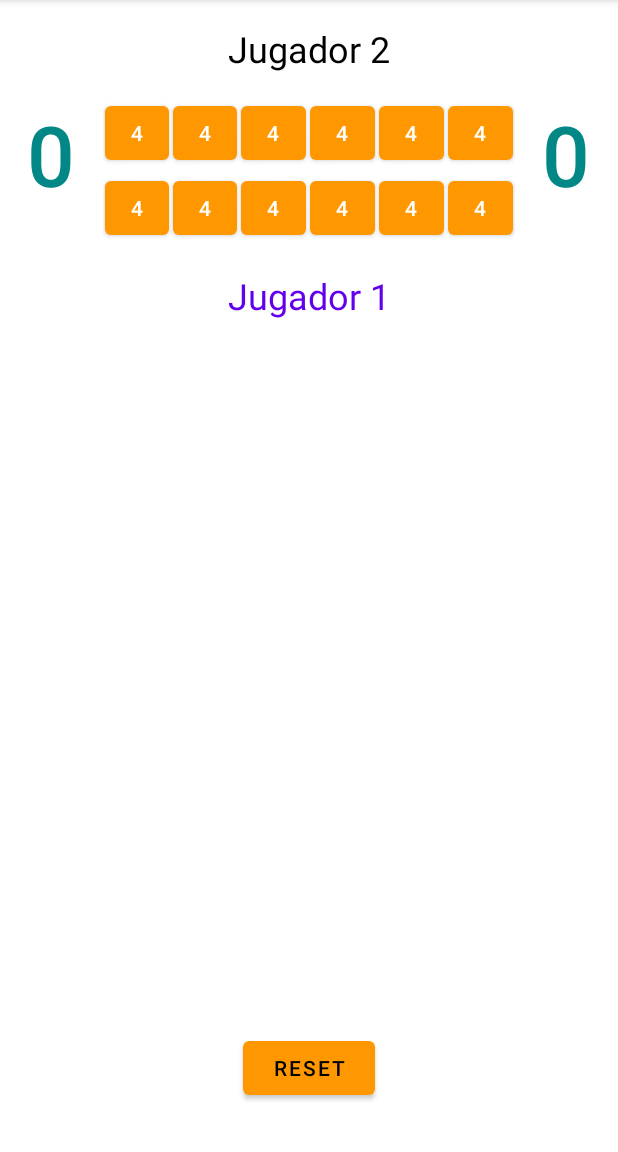
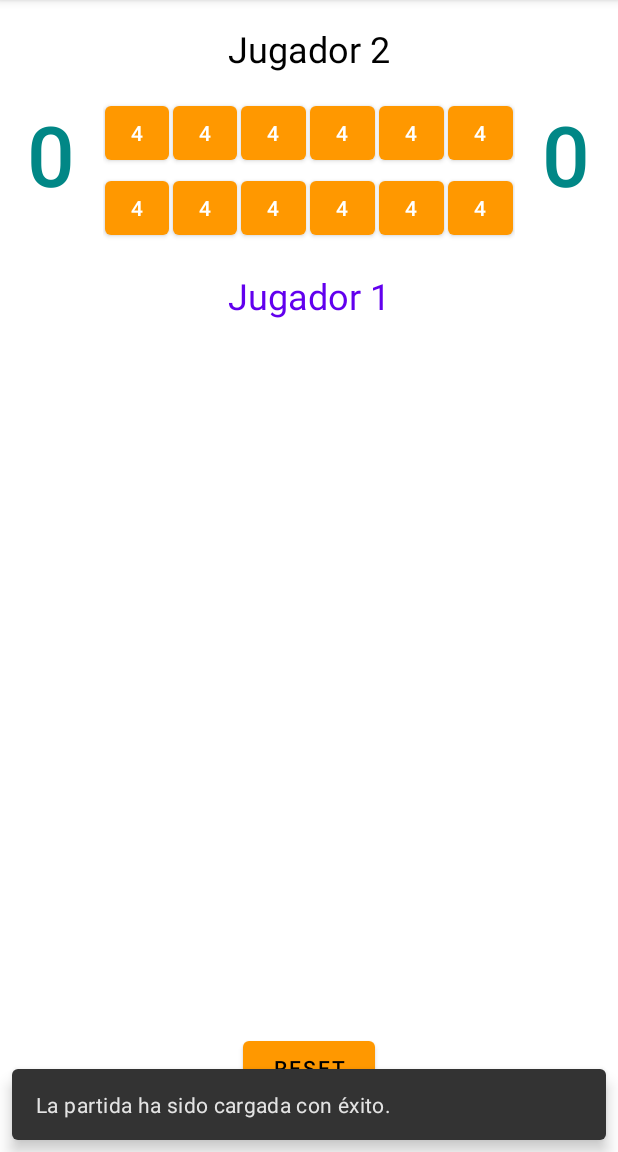
Before and after one commit to mangelsanchezUPM/bantumi, an Android app: the screen it shows after launch (MainActivity), in the options menu, after a tap on "Recuperar Partida", on a phone screen of 412 x 824 dp, the part 84-1236 px from its top. Run offline under Robolectric (Android 15) with nearby library versions, the phone set to English and light mode, and no system bars.

Commit message:
mensajes al cargar y guardar partida #3

```diff
--- a/app/src/main/java/es/upm/miw/bantumi/MainActivity.java
+++ b/app/src/main/java/es/upm/miw/bantumi/MainActivity.java
@@ -218,9 +218,12 @@ public class MainActivity extends AppCompatActivity {
                     openFileOutput(FICH_GUARDADO, Context.MODE_PRIVATE);
             fos.write(this.juegoBantumi.serializa().getBytes());
             fos.close();
+            Snackbar.make(findViewById(android.R.id.content),
+                    getString(R.string.txtExitoGuardarPartida),
+                    Snackbar.LENGTH_SHORT).show();
         } catch (IOException e) {
             Snackbar.make(findViewById(android.R.id.content),
-                    "Excepción al guardar la partida",
+                    getString(R.string.txtErrorGuardarPartida),
                     Snackbar.LENGTH_SHORT).show();
         }
     }
@@ -235,6 +238,9 @@ public class MainActivity extends AppCompatActivity {
             String partidaRecuperada = fich.readLine();
             fich.close();
             this.juegoBantumi.deserializa(partidaRecuperada);
+            Snackbar.make(findViewById(android.R.id.content),
+                    getString(R.string.txtExitoRecuperarPartida),
+                    Snackbar.LENGTH_SHORT).show();
         } catch (Exception e) {
             Snackbar.make(findViewById(android.R.id.content),
                     getString(R.string.txtErrorRecuperarPartida),
--- a/app/src/main/res/values/strings.xml
+++ b/app/src/main/res/values/strings.xml
@@ -55,8 +55,10 @@
     <string name="txtDialogoReiniciarAfirmativo">Sí</string>
     <string name="txtDialogoReiniciarNegativo">No</string>
 
+    <!-- Opciones guardar y cargar partida -->
+    <string name="txtExitoGuardarPartida">La partida se ha guardado con éxito.</string>
     <string name="txtErrorGuardarPartida">La partida no ha podido ser guardada.</string>
+    <string name="txtExitoRecuperarPartida">La partida ha sido cargada con éxito.</string>
     <string name="txtErrorRecuperarPartida">La partida no ha podido ser recuperada.</string>
-    <string name="txtErrorCargarPartida">La partida no ha podido ser cargada.</string>
 
 </resources>
```
